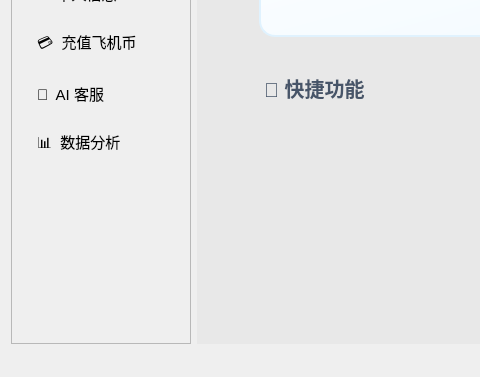
sheldonshi115/Flight_Tickets_System-FlyOver-, file mainwindow.ui: the form before one commit; both pictures show x 0 to 480 and y 323 to 700 of the 1000 by 700 pixel window.
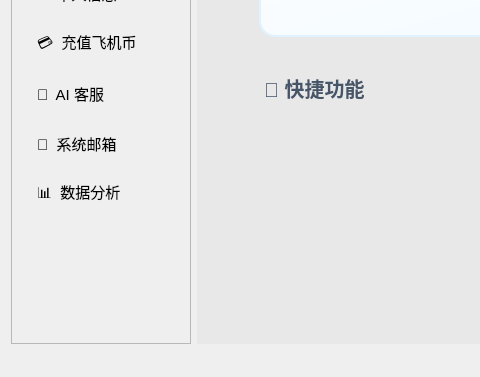
The form after the commit.

Commit message: 添加系统邮箱以及优化购票流程

The edit to the form file:
```diff
--- a/mainwindow.ui
+++ b/mainwindow.ui
@@ -173,6 +173,22 @@
          </property>
         </widget>
        </item>
+       <item>
+        <widget class="QPushButton" name="btnMessages">
+         <property name="minimumSize">
+          <size>
+           <width>0</width>
+           <height>45</height>
+          </size>
+         </property>
+         <property name="styleSheet">
+          <string notr="true">font-size: 15px; border-radius: 8px; text-align: left; padding-left: 20px;</string>
+         </property>
+         <property name="text">
+          <string>📧  系统邮箱</string>
+         </property>
+        </widget>
+       </item>
        <item>
         <widget class="QPushButton" name="btnDataAnalytics">
          <property name="minimumSize">
```
The commit also changes 18 other files.
